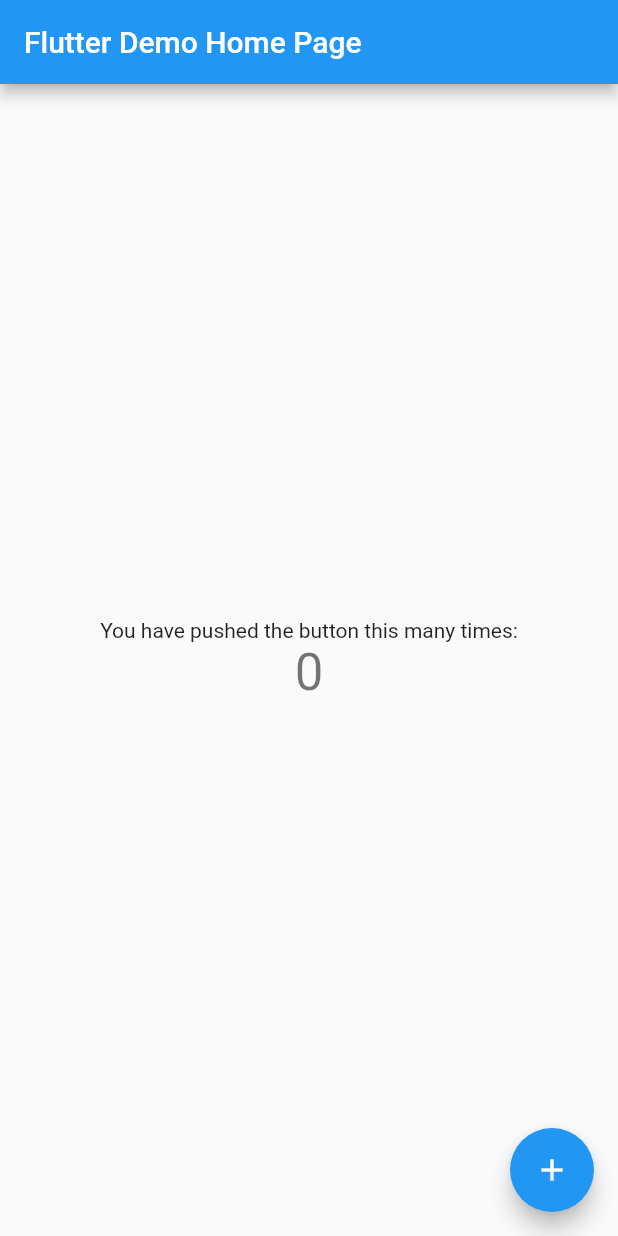
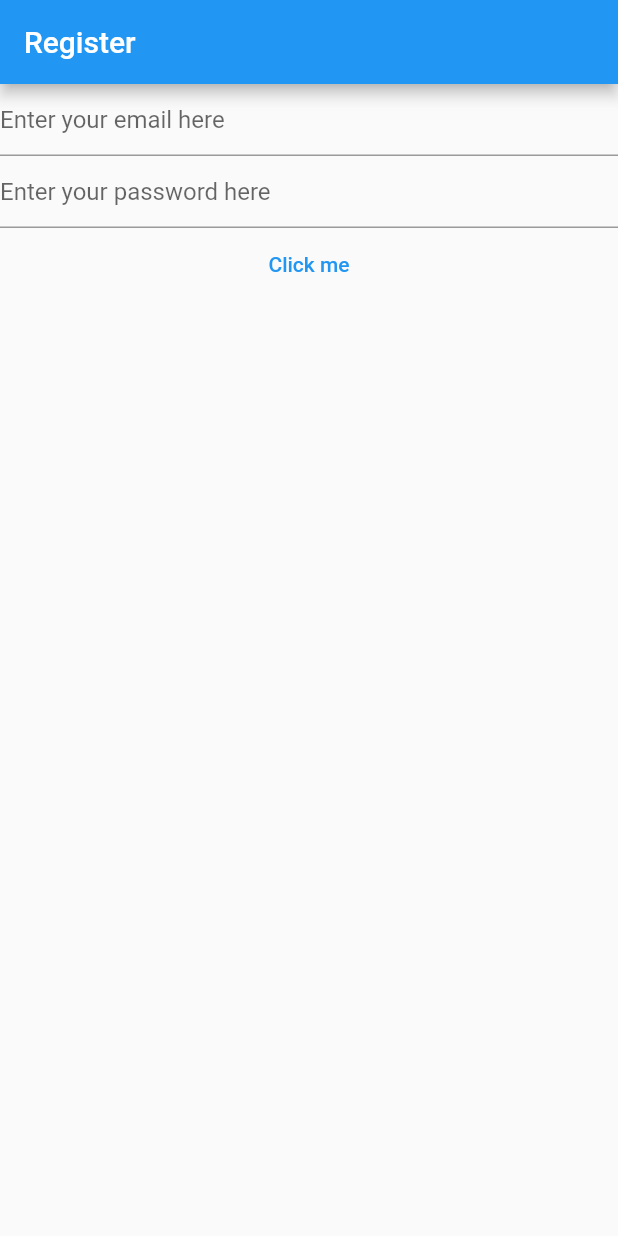
Before and after one commit to skutimechanic/FreeFlutterCourse, a Flutter app: the screen it shows after launch, on a phone screen of 412 x 824 dp. Run offline on Flutter 3.47's test engine with Material 2 defaults, Android fonts, the phone set to English and light mode, and no system bars; our stand-ins replace firebase_core; accounts and stored records are empty.

Commit message:
added text controllers to new empty view

```diff
--- a/mynotes/lib/main.dart
+++ b/mynotes/lib/main.dart
@@ -6,51 +6,57 @@ void main() {
     theme: ThemeData(
       primarySwatch: Colors.blue,
     ),
-    home: const MyHomePage(title: 'Flutter Demo Home Page'),
+    home: const HomePage(),
   ));
 }
 
-class MyHomePage extends StatefulWidget {
-  const MyHomePage({Key? key, required this.title}) : super(key: key);
-  final String title;
+class HomePage extends StatefulWidget {
+  const HomePage({Key? key}) : super(key: key);
 
   @override
-  State<MyHomePage> createState() => _MyHomePageState();
+  State<HomePage> createState() => _HomePageState();
 }
 
-class _MyHomePageState extends State<MyHomePage> {
-  int _counter = 0;
+class _HomePageState extends State<HomePage> {
+  late final TextEditingController _email;
+  late final TextEditingController _password;
 
-  void _incrementCounter() {
-    setState(() {
-      _counter++;
-    });
+  @override
+  void initState() {
+    _email = TextEditingController();
+    _password = TextEditingController();
+    super.initState();
+  }
+
+  @override
+  void dispose() {
+    _email.dispose();
+    _password.dispose();
+    super.dispose();
   }
 
   @override
   Widget build(BuildContext context) {
     return Scaffold(
       appBar: AppBar(
-        title: Text(widget.title),
+        title: const Text('Register'),
       ),
-      body: Center(
-        child: Column(
-          mainAxisAlignment: MainAxisAlignment.center,
-          children: <Widget>[
-            const Text(
-              'You have pushed the button this many times:',
-            ),
-            Text(
-              '$_counter',
-              style: Theme.of(context).textTheme.headline4,
-            ),
-          ],
-        ),
-      ),
-      floatingActionButton: FloatingActionButton(
-        onPressed: _incrementCounter,
-        tooltip: 'Increment',
-        child: const Icon(Icons.add),
+      body: Column(
+        children: [
+          TextField(
+            controller: _email,
+            decoration: InputDecoration(hintText: 'Enter your email here'),
+          ),
+          TextField(
+            controller: _password,
+            decoration:
+                const InputDecoration(hintText: 'Enter your password here'),
+          ),
+          TextButton(
+            onPressed: () async {},
+            child: const Text('Click me'),
+          ),
+        ],
       ),
     );
   }
```
